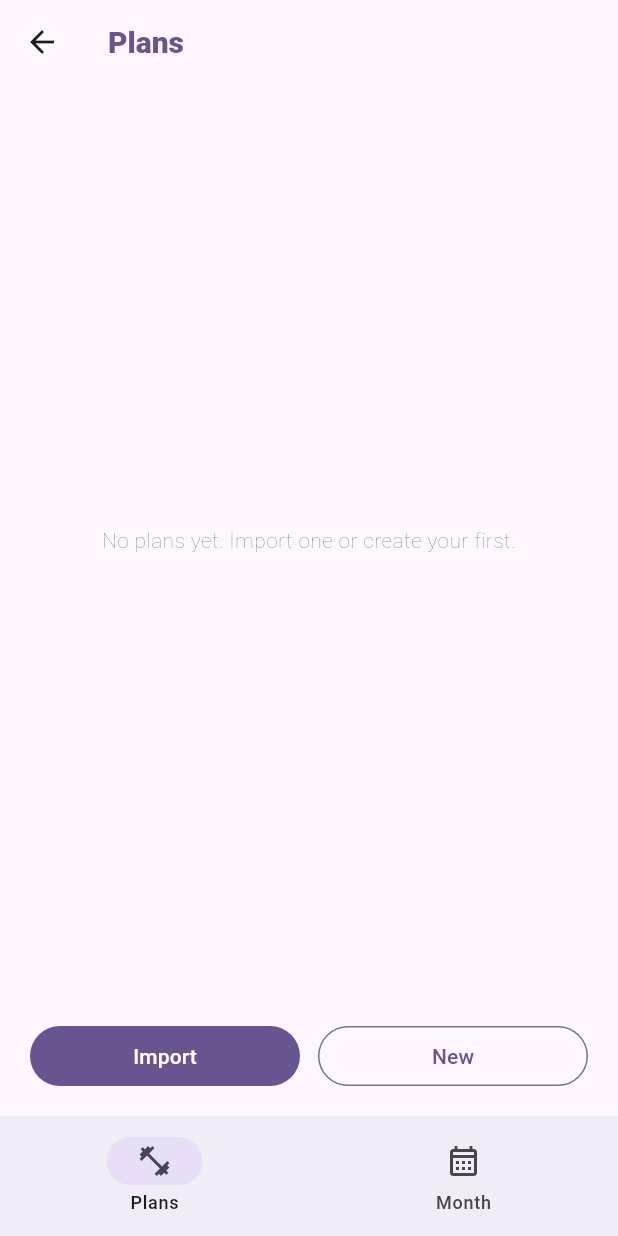
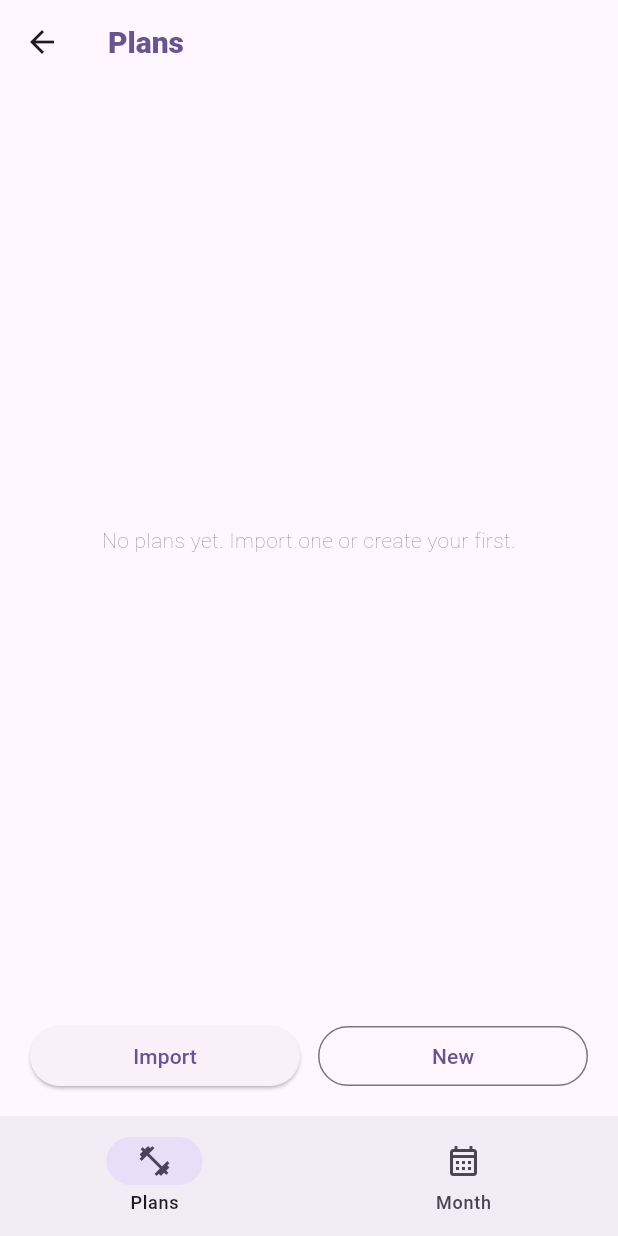
Before and after one commit to Zaaraa96/gym_app_layout, a Flutter app: the PlansHomePage screen opened by its route, on a phone screen of 412 x 824 dp. Run offline on Flutter 3.47's test engine with Material 3 defaults, Android fonts, the phone set to English and light mode, and no system bars; our stand-ins replace flutter_svg, get, image_picker, isar, lottie; accounts and stored records are empty; generated files the repository leaves out were written again; project files that could hold a hidden picture were left out.

Commit message:
Harden plan screens against stale and failed Isar loads.
Stamp plan times in UTC and share welcome/home widgets so later month queries and the fork stay consistent.

Co-authored-by: Cursor <cursoragent@cursor.com>

```diff
--- a/lib/common/widgets/app_elevated_button.dart
+++ b/lib/common/widgets/app_elevated_button.dart
@@ -4,11 +4,20 @@ import 'package:flutter/material.dart';
 class AppElevatedButton extends StatelessWidget {
   final String data;
   final VoidCallback onPressed;
-  const AppElevatedButton({super.key, required this.onPressed, required this.data});
+  final bool outlined;
+
+  const AppElevatedButton({
+    super.key,
+    required this.onPressed,
+    required this.data,
+    this.outlined = false,
+  });
 
   @override
   Widget build(BuildContext context) {
-
+    if (outlined) {
+      return OutlinedButton(onPressed: onPressed, child: Text(data));
+    }
     return ElevatedButton(onPressed: onPressed, child: Text(data));
   }
 }
--- a/lib/common/widgets/app_scaffold.dart
+++ b/lib/common/widgets/app_scaffold.dart
@@ -1,4 +1,3 @@
-
 
 import 'package:flutter/material.dart';
 
@@ -6,8 +5,15 @@ class AppScaffold extends StatelessWidget {
   final PreferredSizeWidget? appbar;
   final Widget? body;
   final Color? backgroundColor;
+  final Widget? bottomNavigationBar;
 
-  const AppScaffold({super.key, this.appbar, this.body, this.backgroundColor});
+  const AppScaffold({
+    super.key,
+    this.appbar,
+    this.body,
+    this.backgroundColor,
+    this.bottomNavigationBar,
+  });
 
   @override
   Widget build(BuildContext context) {
@@ -18,6 +24,7 @@ class AppScaffold extends StatelessWidget {
         padding: const EdgeInsets.symmetric(horizontal: 20),
         child: body,
       ),
+      bottomNavigationBar: bottomNavigationBar,
     );
   }
 }
--- a/lib/data/plan_repository.dart
+++ b/lib/data/plan_repository.dart
@@ -18,7 +18,7 @@ class PlanRepository {
   Future<WorkoutPlan?> byId(int id) => _isar.workoutPlans.get(id);
 
   Future<int> save(WorkoutPlan plan) {
-    plan.updatedAt = DateTime.now();
+    plan.updatedAt = DateTime.now().toUtc();
     return _isar.writeTxn(() => _isar.workoutPlans.put(plan));
   }
 
--- a/lib/features/add_plan_page.dart
+++ b/lib/features/add_plan_page.dart
@@ -35,7 +35,7 @@ class _AddNewPlanPageState extends State<AddNewPlanPage> {
 
     setState(() => _saving = true);
     try {
-      final now = DateTime.now();
+      final now = DateTime.now().toUtc();
       final summary = _summaryController.text.trim();
       final id = await Get.find<PlanRepository>().save(
         WorkoutPlan.create(
--- a/lib/features/plans/plans_home_page.dart
+++ b/lib/features/plans/plans_home_page.dart
@@ -4,6 +4,9 @@ import 'package:flutter/material.dart';
 import 'package:get/get.dart';
 
 import '../../common/app_routes.dart';
+import '../../common/widgets/app_elevated_button.dart';
+import '../../common/widgets/app_load_error.dart';
+import '../../common/widgets/app_scaffold.dart';
 import '../../common/widgets/app_text.dart';
 import '../../data/models/workout_plan.dart';
 import '../../data/plan_repository.dart';
@@ -22,7 +25,9 @@ class _PlansHomePageState extends State<PlansHomePage> {
 
   List<WorkoutPlan> _items = const [];
   bool _loading = true;
+  String? _error;
   int _tab = 0;
+  int _loadId = 0;
   StreamSubscription<void>? _watch;
 
   @override
@@ -39,18 +44,38 @@ class _PlansHomePageState extends State<PlansHomePage> {
   }
 
   Future<void> _load() async {
+    final id = ++_loadId;
+    try {
       final items = await _plans.all();
-    if (!mounted) return;
+      if (!mounted || id != _loadId) return;
       setState(() {
         _items = items;
         _loading = false;
+        _error = null;
       });
+    } catch (_) {
+      if (!mounted || id != _loadId) return;
+      setState(() {
+        _loading = false;
+        if (_items.isEmpty) {
+          _error = 'Could not load plans.';
+        }
+      });
+    }
+  }
+
+  void _retry() {
+    setState(() {
+      _loading = true;
+      _error = null;
+    });
+    _load();
   }
 
   @override
   Widget build(BuildContext context) {
-    return Scaffold(
-      appBar: AppBar(
+    return AppScaffold(
+      appbar: AppBar(
         title: AppText(_tab == 0 ? 'Plans' : 'Month', style: titleTextStyle),
       ),
       body: _tab == 0 ? _plansTab() : const _MonthPlaceholder(),
@@ -74,12 +99,13 @@ class _PlansHomePageState extends State<PlansHomePage> {
   }
 
   Widget _plansTab() {
-    if (_loading) {
+    if (_loading && _items.isEmpty) {
       return const Center(child: CircularProgressIndicator());
     }
-    return Padding(
-      padding: const EdgeInsets.symmetric(horizontal: 20),
-      child: Column(
+    if (_error != null && _items.isEmpty) {
+      return AppLoadError(message: _error!, onRetry: _retry);
+    }
+    return Column(
       children: [
         Expanded(
           child: _items.isEmpty
@@ -116,23 +142,23 @@ class _PlansHomePageState extends State<PlansHomePage> {
           child: Row(
             children: [
               Expanded(
-                  child: FilledButton(
+                child: AppElevatedButton(
+                  data: 'Import',
                   onPressed: () => showImportComingSoon(context),
-                    child: const Text('Import'),
                 ),
               ),
               const SizedBox(width: 12),
               Expanded(
-                  child: OutlinedButton(
+                child: AppElevatedButton(
+                  outlined: true,
+                  data: 'New',
                   onPressed: () => Get.toNamed(AppRoutes.newPlan),
-                    child: const Text('New'),
                 ),
               ),
             ],
           ),
         ),
       ],
-      ),
     );
   }
 }
```
Also changed, not shown: lib/common/widgets/app_load_error.dart (added, +34 -0 lines), lib/features/plans/day_editor_page.dart (+28 -4 lines), lib/features/plans/plan_page.dart (+27 -2 lines), lib/features/welcome/welcome_page.dart (+6 -4 lines), 5 other files. Lines whose indentation alone changed are shown as unchanged.
